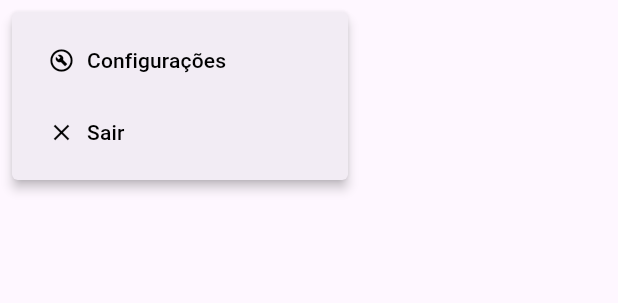
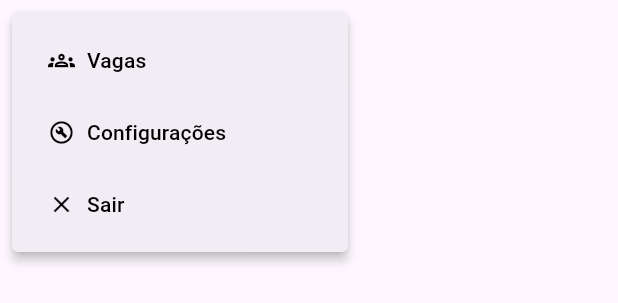
Before and after one commit to ViniciusG1403/conecta-trabalho-app, a Flutter app: the CustomPopupMenu widget shown alone on an empty page, opened directly, after a tap on the "menu" icon, on a phone screen of 412 x 824 dp. Shown: the top 303 px of the screen. Run offline on Flutter 3.47's test engine with Material 3 defaults, Android fonts, the phone set to English and light mode, and no system bars; our stand-ins replace file_picker, flutter_masked_text2, go_router, image_picker, shared_preferences; missing offline and left inert: dart:ffi; accounts and stored records are empty; network calls fail.

Commit message:
Adiciona botao vagas ao menu

```diff
--- a/lib/pages/home/assets/menu-extensivel.dart
+++ b/lib/pages/home/assets/menu-extensivel.dart
@@ -10,6 +10,17 @@ class CustomPopupMenu extends StatelessWidget {
     return PopupMenuButton(
       itemBuilder: (BuildContext context) {
         return <PopupMenuEntry>[
+          PopupMenuItem(
+            value: "Vagas",
+            child: TextButton.icon(
+              icon: const Icon(Icons.groups_outlined, color: Colors.black),
+              label: const Text(
+                'Vagas',
+                style: TextStyle(color: Colors.black),
+              ),
+              onPressed: () => {routes.go("/vagas")},
+            ),
+          ),
           PopupMenuItem(
             child: TextButton.icon(
               icon:
@@ -38,6 +49,10 @@ class CustomPopupMenu extends StatelessWidget {
         if (value == "Sair") {
           exitApp();
         }
+
+        if (value == "Vagas") {
+          routes.go("/vagas");
+        }
       },
       icon: const Icon(
         Icons.menu,
```
Also changed, not shown: 4 other files.
